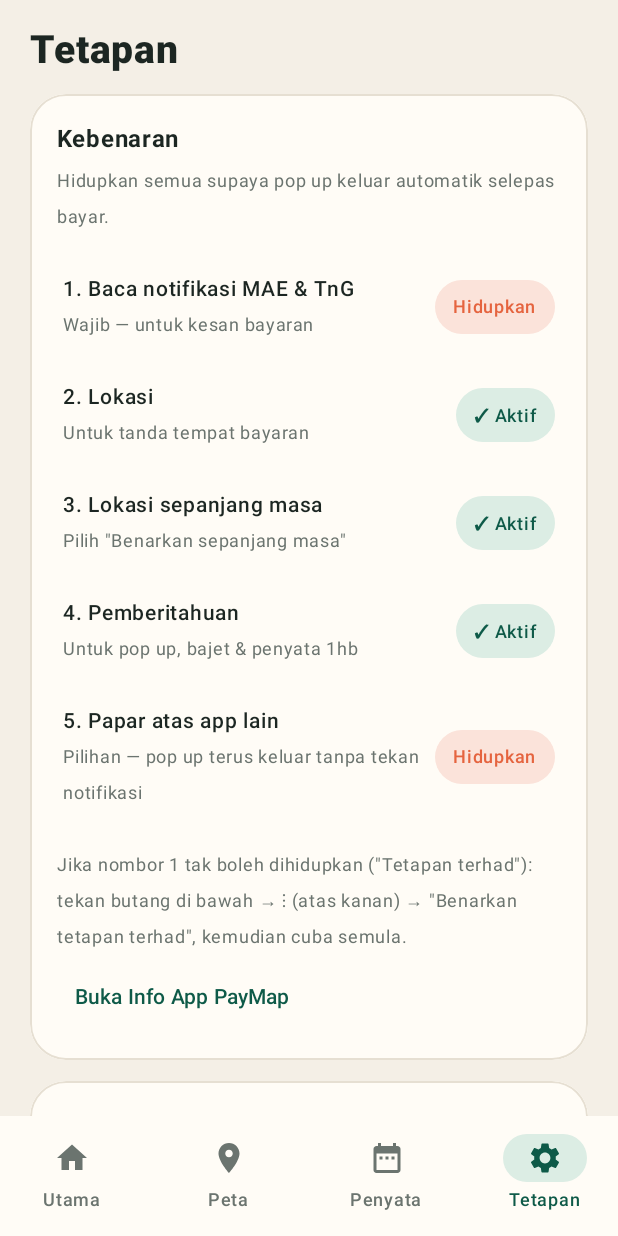
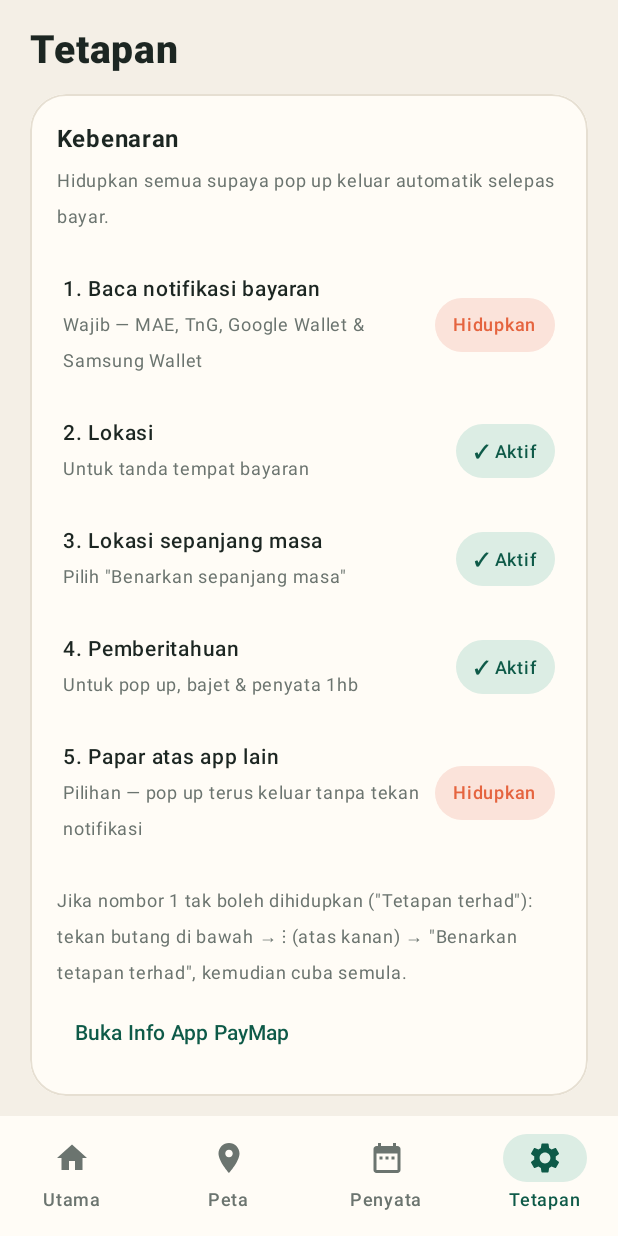
Before and after one commit to mohdrozaimi205/PayMap, an Android app built with Jetpack Compose: the screen it shows after launch (MainActivity), item 4 of the bottom bar chosen, on a phone screen of 412 x 824 dp. Run offline under Robolectric (Android 15) with nearby library versions, the phone set to English and light mode, and no system bars; libraries missing offline, so code that uses them is left out: org.osmdroid.config, org.osmdroid.tileprovider, org.osmdroid.util, org.osmdroid.views; 1 statement that could not run was skipped.

Commit message:
PayMap 1.1: kesan paywave Google Wallet & Samsung Wallet
Co-Authored-By: Claude Opus 5.5 <noreply@anthropic.com>
Claude-Session: https://claude.ai/code/session_01BG5LsexJkYUBBdG5dhwW5n

```diff
--- a/app/build.gradle.kts
+++ b/app/build.gradle.kts
@@ -11,8 +11,8 @@ android {
         applicationId = "com.mohdrozaimi.paymap"
         minSdk = 29
         targetSdk = 34
-        versionCode = 1
-        versionName = "1.0"
+        versionCode = 2
+        versionName = "1.1"
     }
 
     signingConfigs {
--- a/app/src/main/java/com/mohdrozaimi/paymap/MainActivity.kt
+++ b/app/src/main/java/com/mohdrozaimi/paymap/MainActivity.kt
@@ -217,7 +217,7 @@ class MainActivity : ComponentActivity() {
                 item {
                     WarnCard(
                         "Hidupkan pengesan bayaran",
-                        "Benarkan PayMap baca notifikasi MAE & TnG supaya pop up keluar selepas bayar."
+                        "Benarkan PayMap baca notifikasi MAE, TnG & Google Wallet supaya pop up keluar selepas bayar."
                     ) { tab.intValue = 3 }
                 }
             }
@@ -232,7 +232,7 @@ class MainActivity : ComponentActivity() {
                         Column {
                             Text("Belum ada transaksi", fontWeight = FontWeight.SemiBold)
                             Text(
-                                "Buat bayaran guna MAE atau TnG — PayMap akan tanya untuk simpan. Atau tekan + untuk tambah sendiri.",
+                                "Bayar guna MAE, TnG atau tap Google Wallet — PayMap akan tanya untuk simpan. Atau tekan + untuk tambah sendiri.",
                                 fontSize = 13.sp, color = C.Sub
                             )
                         }
@@ -632,7 +632,7 @@ class MainActivity : ComponentActivity() {
                         Text("Kebenaran", fontWeight = FontWeight.Bold)
                         Text("Hidupkan semua supaya pop up keluar automatik selepas bayar.", fontSize = 12.sp, color = C.Sub)
                         Spacer(Modifier.height(6.dp))
-                        PermRow("1. Baca notifikasi MAE & TnG", "Wajib — untuk kesan bayaran", Notif.listenerEnabled(ctx)) {
+                        PermRow("1. Baca notifikasi bayaran", "Wajib — MAE, TnG, Google Wallet & Samsung Wallet", Notif.listenerEnabled(ctx)) {
                             startActivity(Intent(Settings.ACTION_NOTIFICATION_LISTENER_SETTINGS))
                         }
                         PermRow("2. Lokasi", "Untuk tanda tempat bayaran", LocationHelper.hasPermission(ctx)) { requestLocation() }
@@ -700,7 +700,7 @@ class MainActivity : ComponentActivity() {
                         Row(verticalAlignment = Alignment.CenterVertically) {
                             Column(Modifier.weight(1f)) {
                                 Text("Log notifikasi", fontWeight = FontWeight.Bold)
-                                Text("Notifikasi MAE/TnG yang dibaca. Screenshot ini jika ada yang tak dikesan.", fontSize = 12.sp, color = C.Sub)
+                                Text("Notifikasi bayaran yang dibaca. Screenshot ini jika ada yang tak dikesan.", fontSize = 12.sp, color = C.Sub)
                             }
                             TextButton(onClick = { showLog = !showLog }) { Text(if (showLog) "Tutup" else "Buka", color = C.Emerald) }
                         }
@@ -717,7 +717,7 @@ class MainActivity : ComponentActivity() {
 
             item {
                 Text(
-                    "PayMap 1.0 · semua data disimpan dalam telefon ini sahaja. Peta © OpenStreetMap.",
+                    "PayMap 1.1 · semua data disimpan dalam telefon ini sahaja. Peta © OpenStreetMap.",
                     fontSize = 11.sp, color = C.Sub, modifier = Modifier.fillMaxWidth(),
                     textAlign = androidx.compose.ui.text.style.TextAlign.Center
                 )
```
Also changed, not shown: app/src/main/java/com/mohdrozaimi/paymap/PayParser.kt (+21 -1 lines), 1 other file.
